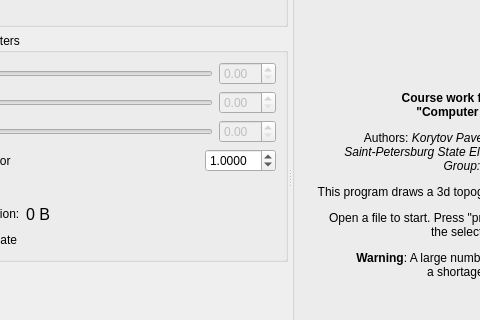
First picture: the form in ui/open_window.ui, repository SqrtMinusOne/GeoTIFF-3d, before the edit; both pictures show x 129 to 609 and y 123 to 443 of the 800 by 600 pixel window.
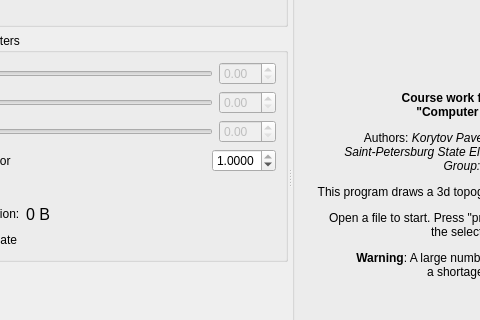
Second picture: the form after the edit.

Diff of the .ui file:
```diff
--- a/ui/open_window.ui
+++ b/ui/open_window.ui
@@ -322,6 +322,9 @@
                <property name="minimum">
                 <double>0.000100000000000</double>
                </property>
+               <property name="maximum">
+                <double>1.000000000000000</double>
+               </property>
                <property name="singleStep">
                 <double>0.010000000000000</double>
                </property>
```
Left out of the diff: 18 changed lines with no effect on the pictures.
